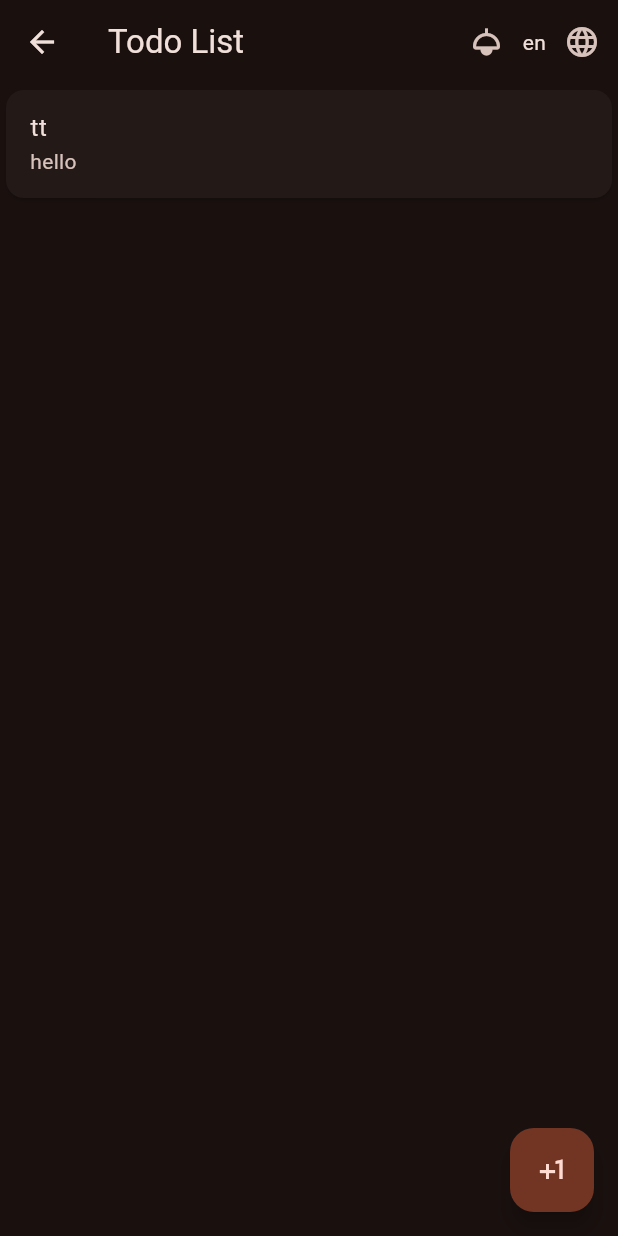
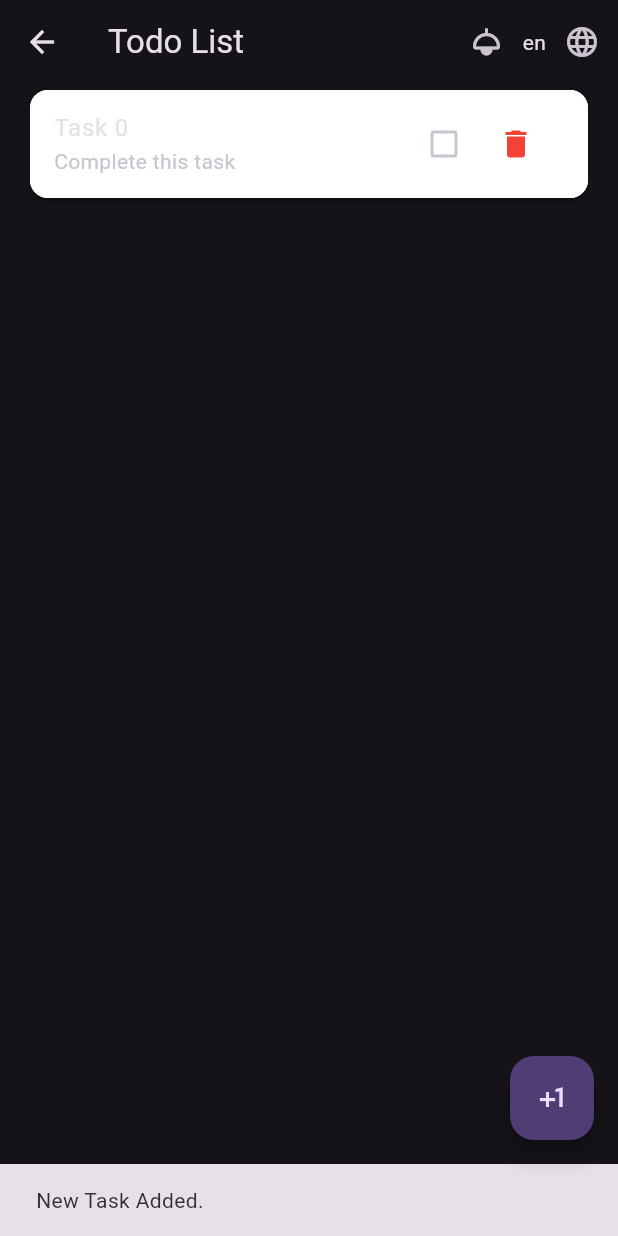
Before and after one commit to shuvam-koirala/TODO_FDA_MVVM_BLOC, a Flutter app: the TodoPage screen opened by its route, after a tap on the "plus one" icon, on a phone screen of 412 x 824 dp. Run offline on Flutter 3.47's test engine with Material 3 defaults, Android fonts, the phone set to English and light mode, and no system bars; our stand-ins replace bloc, equatable, flutter_bloc, gap, get_it and 2 more; missing offline and left inert: dart:ffi; accounts and stored records are empty; generated files the repository leaves out were written again.

Commit message:
task delete and task update functionality added.

```diff
--- a/lib/features/todo/data/repositories/todo_repository.dart
+++ b/lib/features/todo/data/repositories/todo_repository.dart
@@ -1,4 +1,3 @@
-import 'package:dio/dio.dart';
 import 'package:todo_fda_mvvm_bloc/features/todo/data/models/todo_model.dart';
 
 abstract class TodoRepository {
--- a/lib/features/todo/data/repositories/todo_sql_db_repository.dart
+++ b/lib/features/todo/data/repositories/todo_sql_db_repository.dart
@@ -6,24 +6,40 @@ class TodoSqlDbRepository implements TodoRepository {
   final DatabaseService _databaseService = DatabaseService();
   @override
   Future<String> addTodo(TodoModel todo) async {
-    _databaseService.addTask(todo);
-    return "Todo Added";
+    try {
+      _databaseService.addTask(todo);
+      return "Task Added";
+    } on Exception catch (e) {
+      rethrow;
+    }
   }
 
   @override
-  Future<String> deleteTodo(String id) {
-    // TODO: implement deleteTodo
-    throw UnimplementedError();
+  Future<String> deleteTodo(String id) async {
+    try {
+      final int count = await _databaseService.deleteTask(id: id);
+      return "$count Task Deleted";
+    } on Exception catch (e) {
+      rethrow;
+    }
   }
 
   @override
   Future<List<TodoModel>> getTodos() async {
-    return await _databaseService.getTask();
+    try {
+      return await _databaseService.getTask();
+    } on Exception catch (e) {
+      rethrow;
+    }
   }
 
   @override
-  Future<String> updateTodo(TodoModel todo) {
-    // TODO: implement updateTodo
-    throw UnimplementedError();
+  Future<String> updateTodo(TodoModel todo) async {
+    try {
+      final int count = await _databaseService.updateTask(todo);
+      return "$count Task Updated";
+    } on Exception catch (e) {
+      rethrow;
+    }
   }
 }
--- a/lib/features/todo/domain/entities/todo.dart
+++ b/lib/features/todo/domain/entities/todo.dart
@@ -8,4 +8,13 @@ class Todo {
       required this.description,
       required this.title,
       required this.isCompleted});
+
+  Todo copyWith(
+      {String? id, String? title, String? description, bool? isCompleted}) {
+    return Todo(
+        id: id ?? this.id,
+        description: description ?? this.description,
+        title: title ?? this.title,
+        isCompleted: isCompleted ?? this.isCompleted);
+  }
 }
--- a/lib/features/todo/presentation/blocs/todo_bloc/todo_bloc.dart
+++ b/lib/features/todo/presentation/blocs/todo_bloc/todo_bloc.dart
@@ -14,26 +14,39 @@ class TodoBloc extends Bloc<TodoEvent, TodoState> {
       try {
         todos = await _usecase.getTodos();
         emit(state.copyWith(
-            todos: List.from(todos), status: TodoListStatus.success));
+            todos: List.from(todos), status: TodoListStatus.loaded));
       } on Exception catch (e) {
-        emit(state.copyWith(status: TodoListStatus.error));
+        emit(state.copyWith(status: TodoListStatus.errorLoading));
       }
     });
     on<AddTodo>((event, emit) async {
       try {
         await _usecase.addTodo(event.todo);
-        todos.add(event.todo);
+
         emit(state.copyWith(
-            todos: List.from(todos), status: TodoListStatus.success));
+            status: TodoListStatus.added, message: "New Task Added."));
       } on Exception catch (e) {
-        emit(state.copyWith(status: TodoListStatus.error));
+        emit(state.copyWith(
+            status: TodoListStatus.errorAdding, message: e.toString()));
       }
     });
     on<UpdateTodo>((event, emit) async {
-      String? message = await _usecase.updateTodo(event.todo);
+      try {
+        final String message = await _usecase.updateTodo(event.todo);
+        emit(state.copyWith(status: TodoListStatus.updated, message: message));
+      } on Exception catch (e) {
+        emit(state.copyWith(
+            status: TodoListStatus.errorUpdating, message: e.toString()));
+      }
     });
     on<RemoveTodo>((event, emit) async {
-      String? message = await _usecase.deleteTodo(event.todo.id);
+      try {
+        final String message = await _usecase.deleteTodo(event.todo.id);
+        emit(state.copyWith(status: TodoListStatus.deleted, message: message));
+      } on Exception catch (e) {
+        emit(state.copyWith(
+            status: TodoListStatus.errorDeleting, message: e.toString()));
+      }
     });
   }
 }
--- a/lib/features/todo/presentation/blocs/todo_bloc/todo_state.dart
+++ b/lib/features/todo/presentation/blocs/todo_bloc/todo_state.dart
@@ -1,15 +1,35 @@
 part of 'todo_bloc.dart';
 
-enum TodoListStatus { loading, success, error }
+enum TodoListStatus {
+  loading,
+  adding,
+  updating,
+  deleting,
+  loaded,
+  added,
+  updated,
+  deleted,
+  errorLoading,
+  errorAdding,
+  errorUpdating,
+  errorDeleting
+}
 
 class TodoState extends Equatable {
   const TodoState(
-      {this.todos = const [], this.status = TodoListStatus.loading});
+      {this.todos = const [],
+      this.status = TodoListStatus.loading,
+      this.message = ""});
   final List<Todo> todos;
   final TodoListStatus status;
+  final String message;
 
-  TodoState copyWith({List<Todo>? todos, TodoListStatus? status}) {
-    return TodoState(status: status ?? this.status, todos: todos ?? this.todos);
+  TodoState copyWith(
+      {List<Todo>? todos, TodoListStatus? status, String? message}) {
+    return TodoState(
+        status: status ?? this.status,
+        todos: todos ?? this.todos,
+        message: message ?? this.message);
   }
 
   @override
--- a/lib/features/todo/presentation/views/todo_page.dart
+++ b/lib/features/todo/presentation/views/todo_page.dart
@@ -23,14 +23,17 @@ class _TodoPageState extends State<TodoPage> {
       child: Scaffold(
           floatingActionButton: FloatingActionButton(
             onPressed: () {
+              ScaffoldMessenger.of(context).clearSnackBars();
+              final String todoCount =
+                  context.read<TodoBloc>().state.todos.length.toString();
               final Todo todo = Todo(
-                  id: context.read<TodoBloc>().state.todos.length.toString(),
-                  description: "hello",
-                  title: "tt",
+                  id: todoCount,
+                  description: "Complete this task",
+                  title: "Task $todoCount",
                   isCompleted: false);
               context.read<TodoBloc>().add(AddTodo(todo: todo));
             },
-            child: Icon(Icons.plus_one),
+            child: const Icon(Icons.plus_one),
           ),
           appBar: AppBar(actions: [
             IconButton(
@@ -64,22 +67,95 @@ class _TodoPageState extends State<TodoPage> {
                 },
                 icon: const Icon(Icons.language))
           ], title: Text(AppLocalizations.of(context)!.todopage_todo_list)),
-          body: BlocBuilder<TodoBloc, TodoState>(
+          body: BlocConsumer<TodoBloc, TodoState>(
+            listener: (context, state) {
+              switch (state.status) {
+                case TodoListStatus.added:
+                case TodoListStatus.deleted:
+                case TodoListStatus.updated:
+                  ScaffoldMessenger.of(context)
+                      .showSnackBar(SnackBar(content: Text(state.message)));
+                  context.read<TodoBloc>().add(GetTodos());
+                  break;
+                case TodoListStatus.errorAdding:
+                case TodoListStatus.errorDeleting:
+                case TodoListStatus.errorUpdating:
+                  ScaffoldMessenger.of(context)
+                      .showSnackBar(SnackBar(content: Text(state.message)));
+                  break;
+
+                default:
+              }
+            },
+            // buildWhen: (current, previous) => current.status != previous.status,
             builder: (context, state) {
               switch (state.status) {
                 case TodoListStatus.loading:
                   return const CircularProgressIndicator();
-                case TodoListStatus.error:
-                  return const Text("Something went wrong.");
-                case TodoListStatus.success:
+                case TodoListStatus.errorLoading:
+                  return Column(
+                    children: [
+                      const Text("Something went wrong."),
+                      ElevatedButton(
+                          onPressed: () {
+                            context.read<TodoBloc>().add(GetTodos());
+                          },
+                          child: const Text("Try Again"))
+                    ],
+                  );
+                default:
                   return ListView.builder(
+                      padding: const EdgeInsets.symmetric(horizontal: 16),
                       itemCount: state.todos.length,
                       itemBuilder: (context, index) {
                         final item = state.todos[index];
                         return Card(
+                          color: Colors.white,
                           child: ListTile(
-                            title: Text(item.title),
-                            subtitle: Text(item.description),
+                            shape: RoundedRectangleBorder(
+                                borderRadius: BorderRadius.circular(12)),
+                            tileColor: Colors.white,
+                            title: Text(
+                              item.title,
+                              style: TextStyle(
+                                  decoration: item.isCompleted
+                                      ? TextDecoration.lineThrough
+                                      : TextDecoration.none),
+                            ),
+                            subtitle: Text(
+                              item.description,
+                              style: TextStyle(
+                                  decoration: item.isCompleted
+                                      ? TextDecoration.lineThrough
+                                      : TextDecoration.none),
+                            ),
+                            trailing: Wrap(
+                              children: [
+                                Checkbox.adaptive(
+                                    value: item.isCompleted,
+                                    onChanged: (value) {
+                                      ScaffoldMessenger.of(context)
+                                          .clearSnackBars();
+                                      final Todo task =
+                                          item.copyWith(isCompleted: value);
+                                      context
+                                          .read<TodoBloc>()
+                                          .add(UpdateTodo(todo: task));
+                                    }),
+                                IconButton(
+                                    onPressed: () {
+                                      ScaffoldMessenger.of(context)
+                                          .clearSnackBars();
+                                      context
+                                          .read<TodoBloc>()
+                                          .add(RemoveTodo(todo: item));
+                                    },
+                                    icon: const Icon(
+                                      Icons.delete,
+                                      color: Colors.red,
+                                    )),
+                              ],
+                            ),
                           ),
                         );
                       });
--- a/lib/main.dart
+++ b/lib/main.dart
@@ -41,7 +41,7 @@ class MyApp extends StatelessWidget {
                 theme: ThemeData(
                   brightness: themeState.brightness,
                   colorScheme: ColorScheme.fromSeed(
-                      seedColor: Colors.deepOrange,
+                      seedColor: Colors.deepPurple,
                       brightness: themeState.brightness),
                   useMaterial3: true,
                 ),
```
Also changed, not shown: lib/core/services/database_service.dart (+23 -0 lines), lib/features/todo/domain/usecases/todo_usecase.dart (+14 -4 lines).
